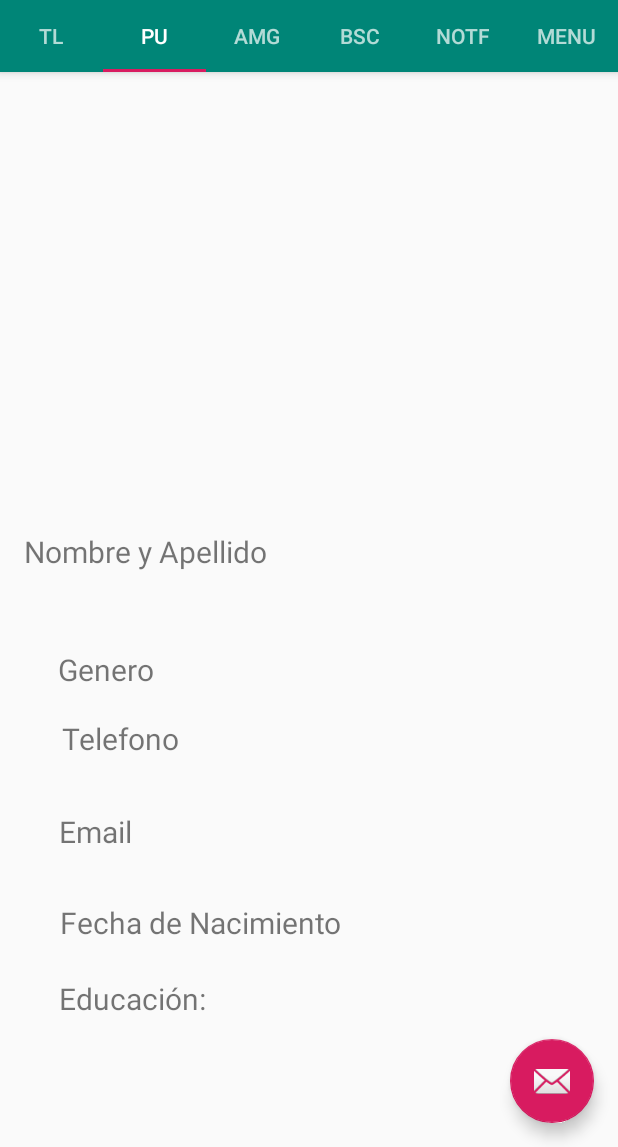
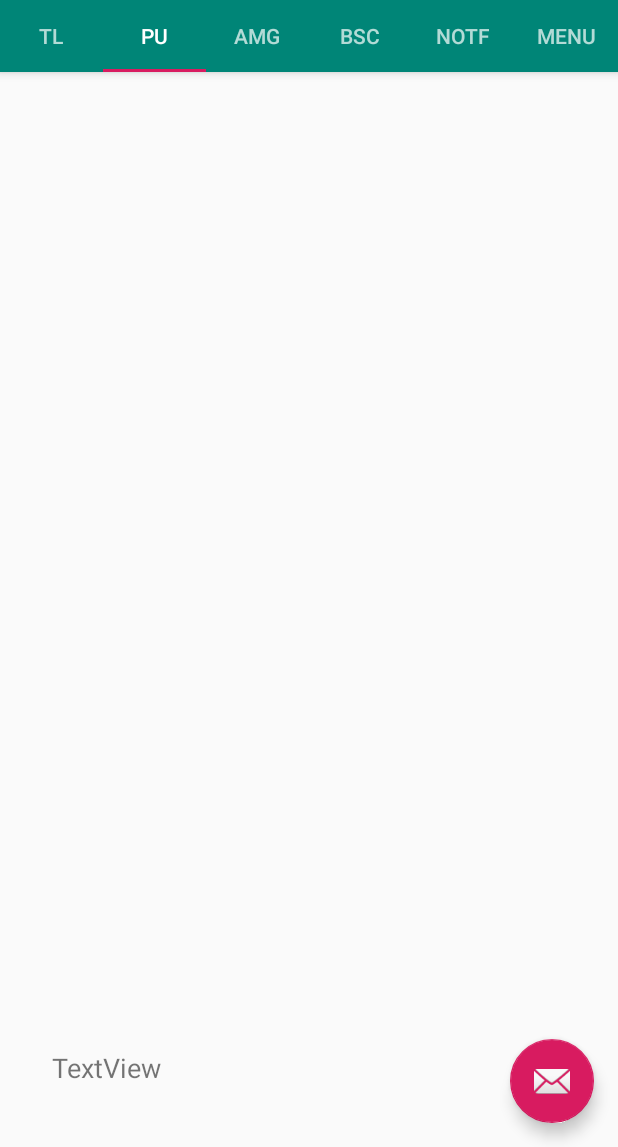
Before and after one commit to AndRojas/CareLibroApp, an Android app: the TimeLineActivity screen opened directly, with no data from a screen before it, tab 2 chosen, on a phone screen of 412 x 824 dp, the part 89-1236 px from its top. Run offline under Robolectric (Android 15) with nearby library versions, the phone set to English and light mode, and no system bars; our stand-ins replace Firebase (no records; nobody signed in at launch, a user with empty details on screens opened directly); pictures from the network do not load; 10 statements that could not run were skipped.

Commit message:
Muestra datos de perfil, sin foto y comienzo de las publicaciones

```diff
--- a/app/src/main/java/com/example/carelibroapp/PerfilFragment.java
+++ b/app/src/main/java/com/example/carelibroapp/PerfilFragment.java
@@ -4,12 +4,25 @@ import android.content.Context;
 import android.net.Uri;
 import android.os.Bundle;
 
+import androidx.annotation.NonNull;
 import androidx.fragment.app.Fragment;
 
+import android.util.Log;
 import android.view.LayoutInflater;
 import android.view.View;
 import android.view.ViewGroup;
+import android.widget.EditText;
+import android.widget.ImageView;
 import android.widget.TextView;
+
+import com.google.firebase.FirebaseApp;
+import com.google.firebase.auth.FirebaseAuth;
+import com.google.firebase.auth.FirebaseUser;
+import com.google.firebase.database.DataSnapshot;
+import com.google.firebase.database.DatabaseError;
+import com.google.firebase.database.DatabaseReference;
+import com.google.firebase.database.FirebaseDatabase;
+import com.google.firebase.database.ValueEventListener;
 
 
 /**
@@ -29,6 +42,26 @@ public class PerfilFragment extends Fragment {
     // TODO: Rename and change types of parameters
     private String mParam1;
     private String mParam2;
+
+
+
+    private TextView nombreCompleto_perfil;
+    private TextView genero_perfil;
+    private TextView telefono_perfil;
+    private TextView email_perfil;
+    private TextView fechaNac_perfil;
+    private TextView ciudad_perfil;
+    private ImageView foto_perfil;
+
+    FirebaseDatabase firebaseDatabase;
+    DatabaseReference databaseReference;
+
+    private FirebaseAuth mAuth;// ...
+    private FirebaseUser userFB;
+
+    private User user;
+    String userUID;
+
 
     private OnFragmentInteractionListener mListener;
 
@@ -58,6 +91,21 @@ public class PerfilFragment extends Fragment {
     public void onCreate(Bundle savedInstanceState) {
         super.onCreate(savedInstanceState);
 
+        // Initialize Firebase Auth
+        mAuth = FirebaseAuth.getInstance();
+
+        userFB = mAuth.getCurrentUser();
+
+        userUID = userFB.getUid();
+
+        inicializarFirebase();
+
+
+        user = new User();
+
+        //mAuth.signOut();
+
+
 
         if (getArguments() != null) {
             mParam1 = getArguments().getString(ARG_PARAM1);
@@ -65,11 +113,66 @@ public class PerfilFragment extends Fragment {
         }
     }
 
+
+
+
+    private void inicializarFirebase() {
+        //FirebaseApp.initializeApp(this);
+        firebaseDatabase = FirebaseDatabase.getInstance();
+        databaseReference = firebaseDatabase.getReference();
+    }
+
+    private void cargarUsuario(){
+
+        databaseReference.child("Users").child("DatosPerfil").child(userUID).addValueEventListener(new ValueEventListener() {
+            @Override
+            public void onDataChange(@NonNull DataSnapshot dataSnapshot) {
+
+                user.setId(dataSnapshot.child("id").getValue().toString());
+
+
+                user.setNombre(dataSnapshot.child("nombre").getValue().toString());
+                user.setEmail(dataSnapshot.child("email").getValue().toString());
+                user.setCiudad(dataSnapshot.child("ciudad").getValue().toString());
+                user.setFechaNac(dataSnapshot.child("fechaNac").getValue().toString());
+                user.setGenero(dataSnapshot.child("genero").getValue().toString());
+                user.setTelefono(dataSnapshot.child("telefono").getValue().toString());
+            }
+
+            @Override
+            public void onCancelled(@NonNull DatabaseError databaseError) {
+
+            }
+        });
+    }
+
     @Override
     public View onCreateView(LayoutInflater inflater, ViewGroup container,
                              Bundle savedInstanceState) {
         // Inflate the layout for this fragment
-        return inflater.inflate(R.layout.fragment_perfil, container, false);
+        View v =  inflater.inflate(R.layout.fragment_perfil, container, false);
+
+
+        nombreCompleto_perfil = v.findViewById(R.id.nombreCompleto_FP);
+        ciudad_perfil = v.findViewById(R.id.ciudad_FP);
+        genero_perfil = v.findViewById(R.id.genero_FP);
+        telefono_perfil = v.findViewById(R.id.telefono_FP);
+        email_perfil = v.findViewById(R.id.email_FP);
+        fechaNac_perfil = v.findViewById(R.id.nacimiento_FP);
+        foto_perfil = v.findViewById(R.id.fotoPerfil_FP);
+
+        cargarUsuario();
+
+        foto_perfil.setImageURI(userFB.getPhotoUrl());
+        nombreCompleto_perfil.setText(user.getNombre());
+        email_perfil.setText(user.getEmail());
+        ciudad_perfil.setText(user.getCiudad());
+        genero_perfil.setText(user.getGenero());
+        telefono_perfil.setText(user.getTelefono());
+        fechaNac_perfil.setText(user.getFechaNac());
+
+
+        return v;
     }
 
     // TODO: Rename method, update argument and hook method into UI event
--- a/app/src/main/java/com/example/carelibroapp/TimeLineActivity.java
+++ b/app/src/main/java/com/example/carelibroapp/TimeLineActivity.java
@@ -7,30 +7,44 @@ import com.google.android.material.floatingactionbutton.FloatingActionButton;
 import com.google.android.material.snackbar.Snackbar;
 import com.google.android.material.tabs.TabLayout;
 
+import androidx.annotation.NonNull;
 import androidx.viewpager.widget.ViewPager;
 import androidx.appcompat.app.AppCompatActivity;
 
+import android.util.Log;
 import android.view.Menu;
 import android.view.MenuItem;
 import android.view.View;
+import android.widget.EditText;
 import android.widget.TextView;
 
 import com.example.carelibroapp.ui.main.SectionsPagerAdapter;
 import com.google.firebase.FirebaseApp;
+import com.google.firebase.auth.FirebaseAuth;
+import com.google.firebase.auth.FirebaseUser;
+import com.google.firebase.database.DataSnapshot;
+import com.google.firebase.database.DatabaseError;
 import com.google.firebase.database.DatabaseReference;
 import com.google.firebase.database.FirebaseDatabase;
-
+import com.google.firebase.database.ValueEventListener;
+import com.example.carelibroapp.PerfilFragment;
 public class TimeLineActivity extends AppCompatActivity implements PerfilFragment.OnFragmentInteractionListener {
 
 
-    private TextView nombreCompleto_perfil;
-    private TextView genero_perfil;
-    private TextView telefono_perfil;
-    private TextView email_perfil;
-    private TextView fechaNac_perfil;
+    private EditText nombreCompleto_perfil;
+    private EditText genero_perfil;
+    private EditText telefono_perfil;
+    private EditText email_perfil;
+    private EditText fechaNac_perfil;
 
     FirebaseDatabase firebaseDatabase;
     DatabaseReference databaseReference;
+
+    private FirebaseAuth mAuth;// ...
+    private FirebaseUser userFB;
+
+    private User user;
+    String userUID;
 
 
     @Override
@@ -52,13 +66,34 @@ public class TimeLineActivity extends AppCompatActivity implements PerfilFragmen
             }
         });
 
-        nombreCompleto_perfil = findViewById(R.id.nombreCompleto_FP);
-        genero_perfil = findViewById(R.id.genero_FP);
-        telefono_perfil = findViewById(R.id.telefono_FP);
-        email_perfil = findViewById(R.id.email_FP);
-        fechaNac_perfil = findViewById(R.id.nacimiento_FP);
+        // Initialize Firebase Auth
+        mAuth = FirebaseAuth.getInstance();
+
+        userFB = mAuth.getCurrentUser();
 
         inicializarFirebase();
+
+
+        Bundle extras = getIntent().getExtras();
+        userUID = extras.getString("userID");
+
+        cargarUsuario();
+
+        user = new User();
+
+
+
+
+
+
+
+
+    }
+
+    private void cargarUsuario() {
+        Log.d("MENSAJEEEEEEEEEE",userUID);
+        Log.d("OTRO",userFB.getPhotoUrl().toString());
+
     }
 
     private void inicializarFirebase() {
--- a/app/src/main/java/com/example/carelibroapp/User.java
+++ b/app/src/main/java/com/example/carelibroapp/User.java
@@ -8,17 +8,26 @@ public class User {
     private String email;
     private String fechaNac;
     private String id;
+    private String ciudad;
 
     public User() {
+        this.nombre = "";
+        this.genero = "";
+        this.telefono = "";
+        this.email = "";
+        this.fechaNac = "";
+        this.id = "";
+        this.ciudad = "";
     }
 
-    public User(String nombre, String genero, String telefono, String email, String fechaNac,String id) {
+    public User(String nombre, String genero, String telefono, String email, String fechaNac,String id,String ciudad) {
         this.nombre = nombre;
         this.genero = genero;
         this.telefono = telefono;
         this.email = email;
         this.fechaNac = fechaNac;
         this.id = id;
+        this.ciudad = ciudad;
     }
 
     public String getNombre() {
@@ -68,4 +77,12 @@ public class User {
     public void setId(String id) {
         this.id = id;
     }
+
+    public String getCiudad() {
+        return ciudad;
+    }
+
+    public void setCiudad(String ciudad) {
+        this.ciudad = ciudad;
+    }
 }
--- a/app/src/main/res/layout/fragment_perfil.xml
+++ b/app/src/main/res/layout/fragment_perfil.xml
@@ -24,79 +24,92 @@
         android:id="@+id/nombreCompleto_FP"
         android:layout_width="wrap_content"
         android:layout_height="wrap_content"
-        android:text="Nombre y Apellido"
-        android:textSize="20sp"
+        android:text="TextView"
+        android:textSize="24sp"
         app:layout_constraintBottom_toBottomOf="parent"
         app:layout_constraintEnd_toEndOf="parent"
-        app:layout_constraintHorizontal_bias="0.065"
+        app:layout_constraintHorizontal_bias="0.102"
         app:layout_constraintStart_toStartOf="parent"
         app:layout_constraintTop_toTopOf="parent"
-        app:layout_constraintVertical_bias="0.444" />
+        app:layout_constraintVertical_bias="0.45" />
+
+    <TextView
+        android:id="@+id/ciudad_FP"
+        android:layout_width="wrap_content"
+        android:layout_height="wrap_content"
+        android:text="TextView"
+        android:textSize="18sp"
+        app:layout_constraintBottom_toBottomOf="parent"
+        app:layout_constraintEnd_toEndOf="parent"
+        app:layout_constraintHorizontal_bias="0.102"
+        app:layout_constraintStart_toStartOf="parent"
+        app:layout_constraintTop_toTopOf="parent"
+        app:layout_constraintVertical_bias="0.546" />
 
     <TextView
         android:id="@+id/genero_FP"
         android:layout_width="wrap_content"
         android:layout_height="wrap_content"
-        android:text="Genero"
-        android:textSize="20sp"
+        android:text="TextView"
+        android:textSize="18sp"
         app:layout_constraintBottom_toBottomOf="parent"
         app:layout_constraintEnd_toEndOf="parent"
-        app:layout_constraintHorizontal_bias="0.112"
+        app:layout_constraintHorizontal_bias="0.102"
         app:layout_constraintStart_toStartOf="parent"
         app:layout_constraintTop_toTopOf="parent"
-        app:layout_constraintVertical_bias="0.558" />
+        app:layout_constraintVertical_bias="0.626" />
 
     <TextView
         android:id="@+id/telefono_FP"
         android:layout_width="wrap_content"
         android:layout_height="wrap_content"
-        android:text="Telefono"
-        android:textSize="20sp"
+        android:text="TextView"
+        android:textSize="18sp"
         app:layout_constraintBottom_toBottomOf="parent"
         app:layout_constraintEnd_toEndOf="parent"
-        app:layout_constraintHorizontal_bias="0.123"
+        app:layout_constraintHorizontal_bias="0.102"
         app:layout_constraintStart_toStartOf="parent"
         app:layout_constraintTop_toTopOf="parent"
-        app:layout_constraintVertical_bias="0.625" />
+        app:layout_constraintVertical_bias="0.699" />
 
     <TextView
         android:id="@+id/email_FP"
         android:layout_width="wrap_content"
         android:layout_height="wrap_content"
-        android:text="Email"
-        android:textSize="20sp"
+        android:text="TextView"
+        android:textSize="18sp"
         app:layout_constraintBottom_toBottomOf="parent"
         app:layout_constraintEnd_toEndOf="parent"
-        app:layout_constraintHorizontal_bias="0.108"
+        app:layout_constraintHorizontal_bias="0.102"
         app:layout_constraintStart_toStartOf="parent"
         app:layout_constraintTop_toTopOf="parent"
-        app:layout_constraintVertical_bias="0.715" />
+        app:layout_constraintVertical_bias="0.775" />
 
     <TextView
         android:id="@+id/nacimiento_FP"
         android:layout_width="wrap_content"
         android:layout_height="wrap_content"
-        android:text="Fecha de Nacimiento"
-        android:textSize="20sp"
+        android:text="TextView"
+        android:textSize="18sp"
         app:layout_constraintBottom_toBottomOf="parent"
         app:layout_constraintEnd_toEndOf="parent"
-        app:layout_constraintHorizontal_bias="0.178"
+        app:layout_constraintHorizontal_bias="0.102"
         app:layout_constraintStart_toStartOf="parent"
         app:layout_constraintTop_toTopOf="parent"
-        app:layout_constraintVertical_bias="0.803" />
+        app:layout_constraintVertical_bias="0.851" />
 
     <TextView
         android:id="@+id/educacion_FP"
         android:layout_width="wrap_content"
         android:layout_height="wrap_content"
-        android:text="Educación: "
-        android:textSize="20sp"
+        android:text="TextView"
+        android:textSize="18sp"
         app:layout_constraintBottom_toBottomOf="parent"
         app:layout_constraintEnd_toEndOf="parent"
-        app:layout_constraintHorizontal_bias="0.127"
+        app:layout_constraintHorizontal_bias="0.102"
         app:layout_constraintStart_toStartOf="parent"
         app:layout_constraintTop_toTopOf="parent"
-        app:layout_constraintVertical_bias="0.876" />
+        app:layout_constraintVertical_bias="0.941" />
 
 
 </androidx.constraintlayout.widget.ConstraintLayout>
```
Also changed, not shown: app/src/main/java/com/example/carelibroapp/MainActivity.java (+12 -3 lines), app/src/main/java/com/example/carelibroapp/TimeLineFragment.java (added, +110 -0 lines), app/src/main/res/layout/fragment_time_lines.xml (added, +14 -0 lines).
